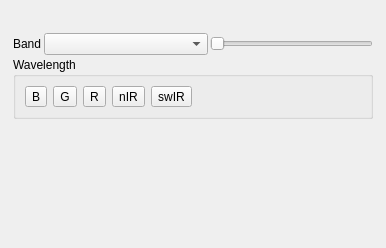
First picture: the form in qps/ui/rasterbandconfigwidget.ui, repository EnMAP-Box/qgispluginsupport, before the edit.
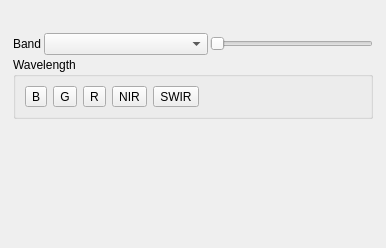
Second picture: the form after the edit. Custom widgets are drawn as their Qt base class.

Commit message: rasterbandconfigwidget.ui - refactoring rasterbands.py - added missing LUT_WAVELENGTH import

What changed in the file:
```diff
--- a/qps/ui/rasterbandconfigwidget.ui
+++ b/qps/ui/rasterbandconfigwidget.ui
@@ -122,14 +122,14 @@
           <item>
            <widget class="QToolButton" name="btnSetSBBand_NIR">
             <property name="text">
-             <string>nIR</string>
+             <string>NIR</string>
             </property>
            </widget>
           </item>
           <item>
            <widget class="QToolButton" name="btnSetSBBand_SWIR">
             <property name="text">
-             <string>swIR</string>
+             <string>SWIR</string>
             </property>
            </widget>
           </item>
```
Left out of the diff: 4 changed lines with no effect on the pictures. The commit also changes 2 other files.
